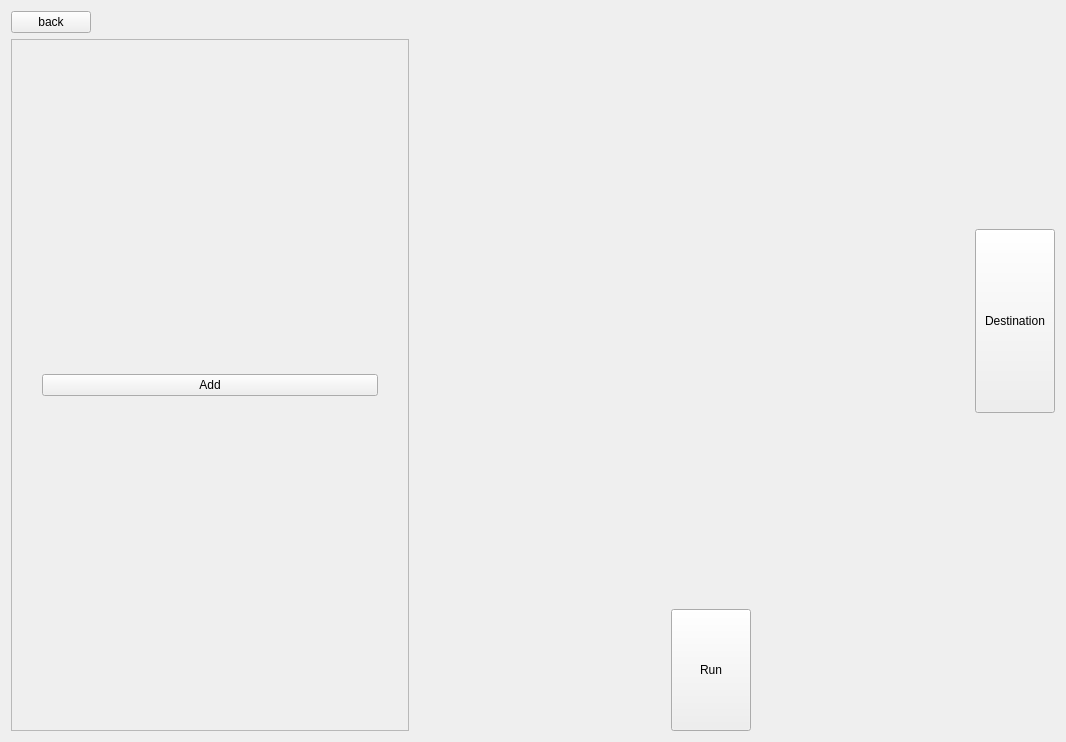
Qt form ui/designs/workbench.ui (trannguyenhan/data-integration) before a commit.
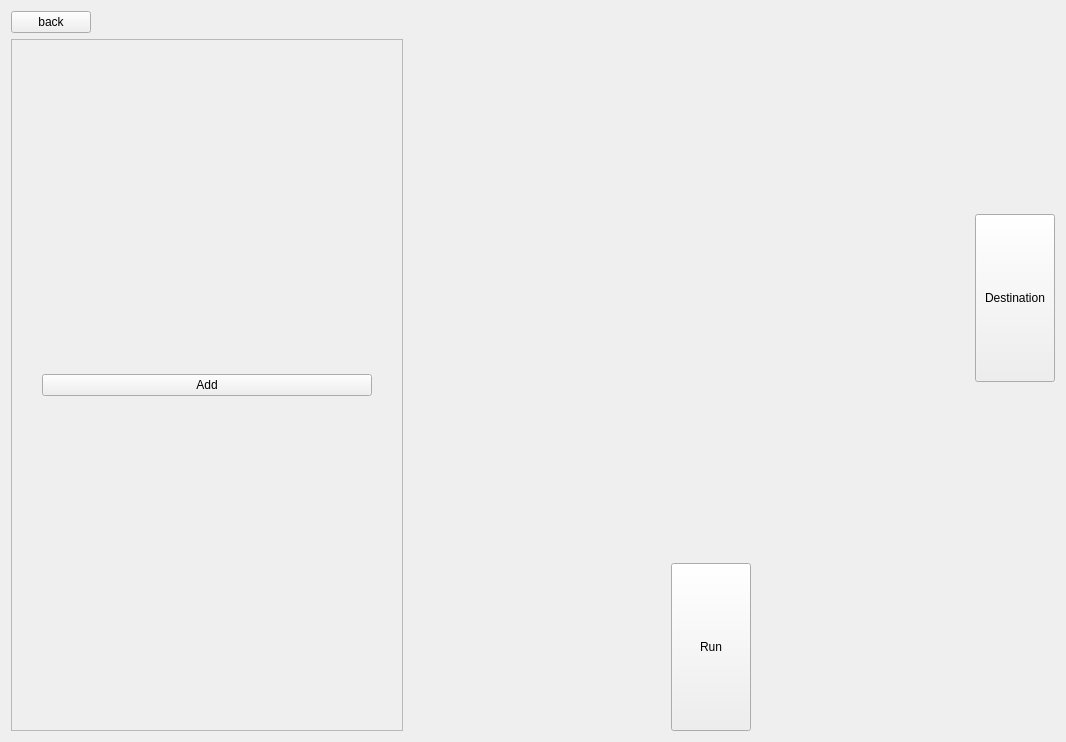
The same form after that commit.

```diff
--- a/ui/designs/workbench.ui
+++ b/ui/designs/workbench.ui
@@ -14,7 +14,7 @@
    <string>Form</string>
   </property>
   <layout class="QGridLayout" name="gridLayout">
-   <item row="5" column="3">
+   <item row="5" column="4">
     <spacer name="horizontalSpacer_2">
      <property name="orientation">
       <enum>Qt::Horizontal</enum>
@@ -30,75 +30,8 @@
      </property>
     </spacer>
    </item>
-   <item row="5" column="1">
-    <spacer name="horizontalSpacer">
-     <property name="orientation">
-      <enum>Qt::Horizontal</enum>
-     </property>
-     <property name="sizeType">
-      <enum>QSizePolicy::Fixed</enum>
-     </property>
-     <property name="sizeHint" stdset="0">
-      <size>
-       <width>250</width>
-       <height>20</height>
-      </size>
-     </property>
-    </spacer>
-   </item>
-   <item row="5" column="2">
-    <widget class="QPushButton" name="btn_run">
-     <property name="sizePolicy">
-      <sizepolicy hsizetype="Maximum" vsizetype="Preferred">
-       <horstretch>0</horstretch>
-       <verstretch>0</verstretch>
-      </sizepolicy>
-     </property>
-     <property name="maximumSize">
-      <size>
-       <width>250</width>
-       <height>16777215</height>
-      </size>
-     </property>
-     <property name="text">
-      <string>Run</string>
-     </property>
-    </widget>
-   </item>
-   <item row="5" column="6">
-    <spacer name="verticalSpacer">
-     <property name="orientation">
-      <enum>Qt::Vertical</enum>
-     </property>
-     <property name="sizeType">
-      <enum>QSizePolicy::Fixed</enum>
-     </property>
-     <property name="sizeHint" stdset="0">
-      <size>
-       <width>20</width>
-       <height>67</height>
-      </size>
-     </property>
-    </spacer>
-   </item>
-   <item row="2" column="2" rowspan="3">
-    <spacer name="verticalSpacer_3">
-     <property name="orientation">
-      <enum>Qt::Vertical</enum>
-     </property>
-     <property name="sizeType">
-      <enum>QSizePolicy::Fixed</enum>
-     </property>
-     <property name="sizeHint" stdset="0">
-      <size>
-       <width>20</width>
-       <height>564</height>
-      </size>
-     </property>
-    </spacer>
-   </item>
-   <item row="2" column="6">
-    <spacer name="verticalSpacer_2">
+   <item row="4" column="7">
+    <spacer name="verticalSpacer_4">
      <property name="orientation">
       <enum>Qt::Vertical</enum>
      </property>
@@ -113,6 +46,51 @@
      </property>
     </spacer>
    </item>
+   <item row="0" column="0">
+    <widget class="QPushButton" name="btn_back">
+     <property name="sizePolicy">
+      <sizepolicy hsizetype="Fixed" vsizetype="Fixed">
+       <horstretch>0</horstretch>
+       <verstretch>0</verstretch>
+      </sizepolicy>
+     </property>
+     <property name="text">
+      <string>back</string>
+     </property>
+    </widget>
+   </item>
+   <item row="3" column="7">
+    <widget class="QPushButton" name="btn_destination">
+     <property name="sizePolicy">
+      <sizepolicy hsizetype="Preferred" vsizetype="Preferred">
+       <horstretch>0</horstretch>
+       <verstretch>0</verstretch>
+      </sizepolicy>
+     </property>
+     <property name="baseSize">
+      <size>
+       <width>0</width>
+       <height>0</height>
+      </size>
+     </property>
+     <property name="text">
+      <string>Destination</string>
+     </property>
+    </widget>
+   </item>
+   <item row="0" column="1" colspan="7">
+    <widget class="QLabel" name="label">
+     <property name="sizePolicy">
+      <sizepolicy hsizetype="Preferred" vsizetype="Fixed">
+       <horstretch>0</horstretch>
+       <verstretch>0</verstretch>
+      </sizepolicy>
+     </property>
+     <property name="text">
+      <string/>
+     </property>
+    </widget>
+   </item>
    <item row="2" column="0" rowspan="4">
     <widget class="QScrollArea" name="scrollArea">
      <property name="widgetResizable">
@@ -123,7 +101,7 @@
        <rect>
         <x>0</x>
         <y>0</y>
-        <width>310</width>
+        <width>301</width>
         <height>671</height>
        </rect>
       </property>
@@ -151,53 +129,8 @@
      </widget>
     </widget>
    </item>
-   <item row="0" column="1" colspan="6">
-    <widget class="QLabel" name="label">
-     <property name="sizePolicy">
-      <sizepolicy hsizetype="Preferred" vsizetype="Fixed">
-       <horstretch>0</horstretch>
-       <verstretch>0</verstretch>
-      </sizepolicy>
-     </property>
-     <property name="text">
-      <string/>
-     </property>
-    </widget>
-   </item>
-   <item row="0" column="0">
-    <widget class="QPushButton" name="btn_back">
-     <property name="sizePolicy">
-      <sizepolicy hsizetype="Fixed" vsizetype="Fixed">
-       <horstretch>0</horstretch>
-       <verstretch>0</verstretch>
-      </sizepolicy>
-     </property>
-     <property name="text">
-      <string>back</string>
-     </property>
-    </widget>
-   </item>
-   <item row="3" column="6">
-    <widget class="QPushButton" name="btn_destination">
-     <property name="sizePolicy">
-      <sizepolicy hsizetype="Preferred" vsizetype="Preferred">
-       <horstretch>0</horstretch>
-       <verstretch>0</verstretch>
-      </sizepolicy>
-     </property>
-     <property name="baseSize">
-      <size>
-       <width>0</width>
-       <height>0</height>
-      </size>
-     </property>
-     <property name="text">
-      <string>Destination</string>
-     </property>
-    </widget>
-   </item>
-   <item row="4" column="6">
-    <spacer name="verticalSpacer_4">
+   <item row="2" column="7">
+    <spacer name="verticalSpacer_2">
      <property name="orientation">
       <enum>Qt::Vertical</enum>
      </property>
@@ -212,6 +145,64 @@
      </property>
     </spacer>
    </item>
+   <item row="5" column="7">
+    <spacer name="verticalSpacer">
+     <property name="orientation">
+      <enum>Qt::Vertical</enum>
+     </property>
+     <property name="sizeType">
+      <enum>QSizePolicy::Fixed</enum>
+     </property>
+     <property name="sizeHint" stdset="0">
+      <size>
+       <width>20</width>
+       <height>67</height>
+      </size>
+     </property>
+    </spacer>
+   </item>
+   <item row="5" column="3">
+    <widget class="QPushButton" name="btn_run">
+     <property name="sizePolicy">
+      <sizepolicy hsizetype="Maximum" vsizetype="Preferred">
+       <horstretch>0</horstretch>
+       <verstretch>0</verstretch>
+      </sizepolicy>
+     </property>
+     <property name="maximumSize">
+      <size>
+       <width>250</width>
+       <height>16777215</height>
+      </size>
+     </property>
+     <property name="text">
+      <string>Run</string>
+     </property>
+    </widget>
+   </item>
+   <item row="5" column="1">
+    <spacer name="horizontalSpacer">
+     <property name="orientation">
+      <enum>Qt::Horizontal</enum>
+     </property>
+     <property name="sizeType">
+      <enum>QSizePolicy::Fixed</enum>
+     </property>
+     <property name="sizeHint" stdset="0">
+      <size>
+       <width>250</width>
+       <height>20</height>
+      </size>
+     </property>
+    </spacer>
+   </item>
+   <item row="3" column="3">
+    <widget class="QLabel" name="loading_label">
+     <property name="text">
+      <string/>
+     </property>
+    </widget>
+   </item>
   </layout>
  </widget>
  <resources/>
```
